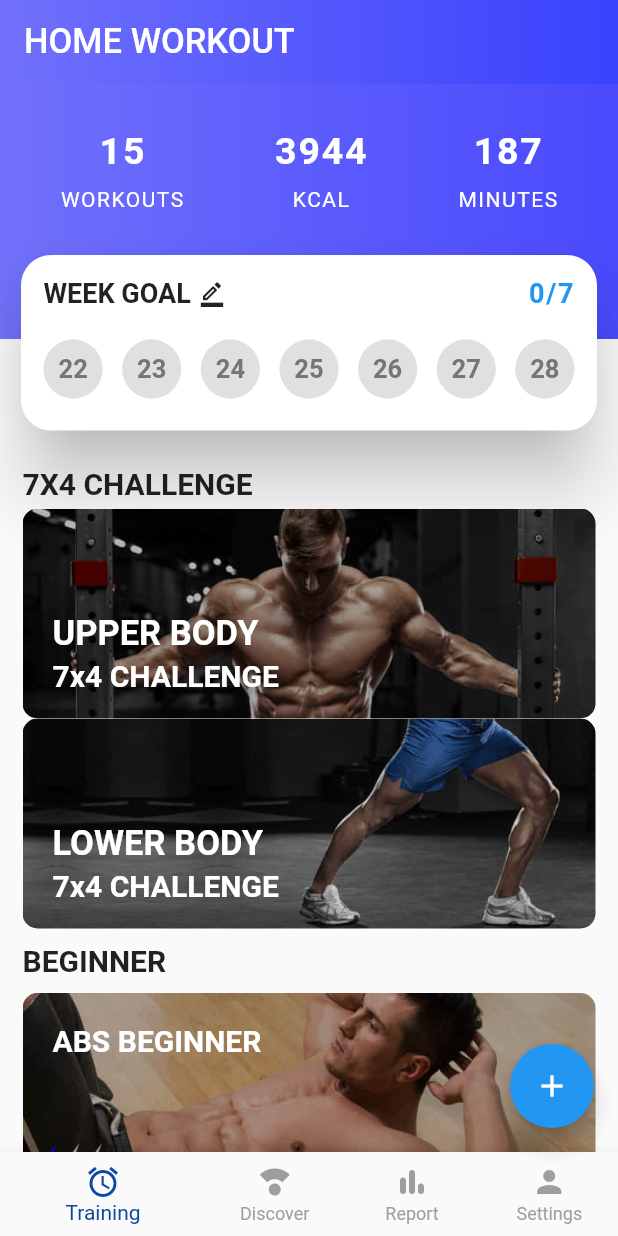
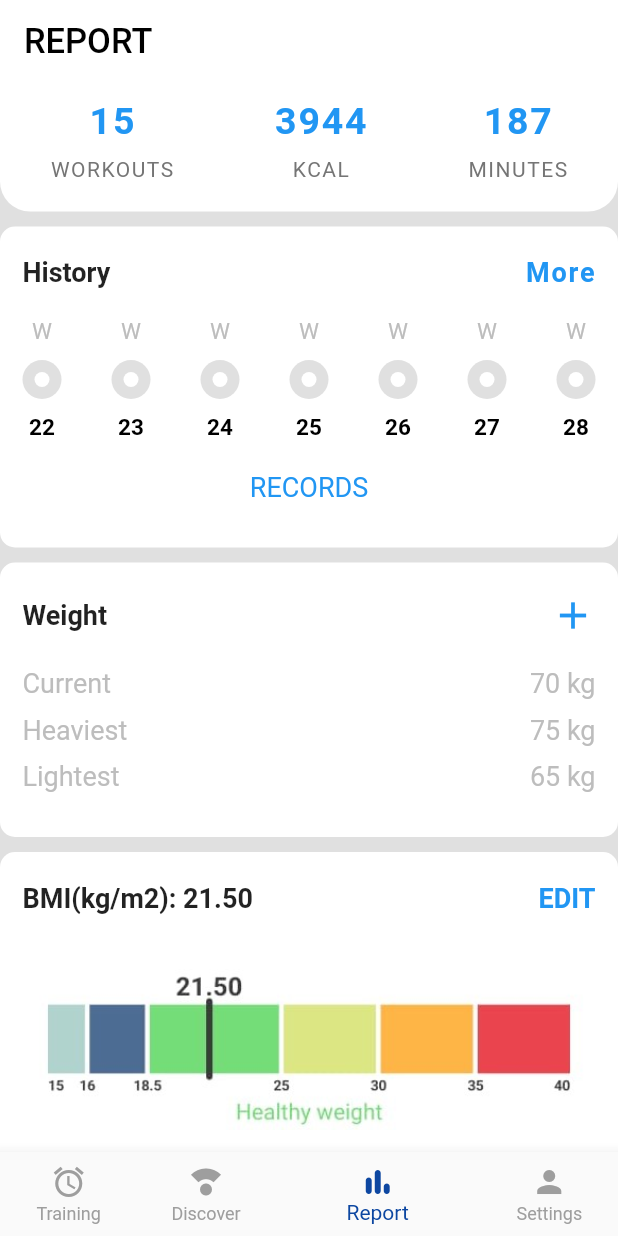
Before and after one commit to Mikil03/HomeWorkoutAppFlutter, a Flutter app: the screen it shows after launch, on a phone screen of 412 x 824 dp. Run offline on Flutter 3.47's test engine with Material 2 defaults, Android fonts, the phone set to English and light mode, and no system bars.

Commit message:
Created report page

```diff
--- a/lib/main.dart
+++ b/lib/main.dart
@@ -1,6 +1,7 @@
 import 'package:flutter/material.dart';
 import 'package:home_workout_app/homepage.dart';
+import 'package:home_workout_app/report.dart';
 
 void main() => runApp(const MaterialApp(
-      home: Home(),
+      home: ReportPage(),
     ));
--- /dev/null
+++ b/lib/report.dart
@@ -0,0 +1,477 @@
+import 'package:flutter/material.dart';
+
+class ReportPage extends StatefulWidget {
+  const ReportPage({Key? key}) : super(key: key);
+
+  @override
+  State<ReportPage> createState() => _ReportPageState();
+}
+
+class _ReportPageState extends State<ReportPage> {
+  int _currentIndex = 2;
+  var date = [22, 23, 24, 25, 26, 27, 28];
+  List weekday = ['S', 'M', 'T', 'W', 'T', 'F', 'S'];
+  @override
+  Widget build(BuildContext context) {
+    return Scaffold(
+      backgroundColor: Colors.grey[300],
+      appBar: AppBar(
+        backgroundColor: Colors.white,
+        elevation: 0,
+        title: Text(
+          'REPORT',
+          style: TextStyle(
+            fontSize: 23,
+            color: Colors.black,
+          ),
+        ),
+      ),
+      body: SingleChildScrollView(
+        child: Column(
+          children: [
+            Container(
+              decoration: BoxDecoration(
+                borderRadius: BorderRadius.only(
+                    bottomLeft: Radius.circular(20),
+                    bottomRight: Radius.circular(20)),
+                color: Colors.white,
+              ),
+              child: Column(
+                children: [
+                  SizedBox(
+                    height: 10,
+                  ),
+                  Row(
+                    mainAxisAlignment: MainAxisAlignment.spaceAround,
+                    children: [
+                      Column(
+                        children: [
+                          Text(
+                            '15',
+                            style: TextStyle(
+                              color: Colors.blue,
+                              fontSize: 25,
+                              letterSpacing: 1.2,
+                              fontWeight: FontWeight.w600,
+                            ),
+                          ),
+                          SizedBox(
+                            height: 10,
+                          ),
+                          Text(
+                            'WORKOUTS',
+                            style: TextStyle(
+                              color: Colors.grey[600],
+                              fontSize: 14,
+                              letterSpacing: 1,
+                            ),
+                          )
+                        ],
+                      ),
+                      Column(
+                        children: [
+                          Text(
+                            '3944',
+                            style: TextStyle(
+                              color: Colors.blue,
+                              fontSize: 25,
+                              letterSpacing: 1.2,
+                              fontWeight: FontWeight.w600,
+                            ),
+                          ),
+                          SizedBox(
+                            height: 10,
+                          ),
+                          Text(
+                            'KCAL',
+                            style: TextStyle(
+                              color: Colors.grey[600],
+                              fontSize: 14,
+                              letterSpacing: 1,
+                            ),
+                          )
+                        ],
+                      ),
+                      Column(
+                        children: [
+                          Text(
+                            '187',
+                            style: TextStyle(
+                              color: Colors.blue,
+                              fontSize: 25,
+                              letterSpacing: 1.2,
+                              fontWeight: FontWeight.w600,
+                            ),
+                          ),
+                          SizedBox(
+                            height: 10,
+                          ),
+                          Text(
+                            'MINUTES',
+                            style: TextStyle(
+                              color: Colors.grey[600],
+                              fontSize: 14,
+                              letterSpacing: 1,
+                            ),
+                          )
+                        ],
+                      )
+                    ],
+                  ),
+                  SizedBox(
+                    height: 20,
+                  ),
+                ],
+              ),
+            ),
+            SizedBox(
+              height: 10,
+            ),
+            Container(
+              padding: EdgeInsets.symmetric(horizontal: 15, vertical: 20),
+              decoration: BoxDecoration(
+                borderRadius: BorderRadius.circular(10),
+                color: Colors.white,
+              ),
+              child: Column(
+                children: [
+                  Row(
+                    mainAxisAlignment: MainAxisAlignment.spaceBetween,
+                    children: [
+                      Text(
+                        'History',
+                        style: TextStyle(
+                          fontSize: 18,
+                          fontWeight: FontWeight.bold,
+                        ),
+                      ),
+                      Text(
+                        'More',
+                        style: TextStyle(
+                          color: Colors.blue,
+                          fontSize: 18,
+                          fontWeight: FontWeight.bold,
+                          letterSpacing: 1.2,
+                        ),
+                      )
+                    ],
+                  ),
+                  SizedBox(
+                    height: 20,
+                  ),
+                  Row(
+                    mainAxisAlignment: MainAxisAlignment.spaceBetween,
+                    children: [
+                      for (var i in date) WeekDate(i),
+                    ],
+                  ),
+                  SizedBox(
+                    height: 20,
+                  ),
+                  Text(
+                    'RECORDS',
+                    style: TextStyle(
+                      fontSize: 18,
+                      color: Colors.blue,
+                    ),
+                  ),
+                  SizedBox(
+                    height: 10,
+                  ),
+                ],
+              ),
+            ),
+            SizedBox(
+              height: 10,
+            ),
+            Container(
+              padding: EdgeInsets.symmetric(horizontal: 15, vertical: 20),
+              decoration: BoxDecoration(
+                borderRadius: BorderRadius.circular(10),
+                color: Colors.white,
+              ),
+              child: Column(
+                children: [
+                  Row(
+                    mainAxisAlignment: MainAxisAlignment.spaceBetween,
+                    children: [
+                      Text(
+                        'Weight',
+                        style: TextStyle(
+                          fontSize: 18,
+                          fontWeight: FontWeight.bold,
+                        ),
+                      ),
+                      Icon(
+                        Icons.add,
+                        color: Colors.blue,
+                        size: 30,
+                      ),
+                    ],
+                  ),
+                  SizedBox(
+                    height: 20,
+                  ),
+                  Row(
+                    mainAxisAlignment: MainAxisAlignment.spaceBetween,
+                    children: [
+                      Text(
+                        'Current',
+                        style: TextStyle(
+                          color: Colors.grey[400],
+                          fontSize: 18,
+                        ),
+                      ),
+                      Text(
+                        '70 kg',
+                        style: TextStyle(
+                          color: Colors.grey[400],
+                          fontSize: 18,
+                        ),
+                      ),
+                    ],
+                  ),
+                  SizedBox(
+                    height: 10,
+                  ),
+                  Row(
+                    mainAxisAlignment: MainAxisAlignment.spaceBetween,
+                    children: [
+                      Text(
+                        'Heaviest',
+                        style: TextStyle(
+                          color: Colors.grey[400],
+                          fontSize: 18,
+                        ),
+                      ),
+                      Text(
+                        '75 kg',
+                        style: TextStyle(
+                          color: Colors.grey[400],
+                          fontSize: 18,
+                        ),
+                      ),
+                    ],
+                  ),
+                  SizedBox(
+                    height: 10,
+                  ),
+                  Row(
+                    mainAxisAlignment: MainAxisAlignment.spaceBetween,
+                    children: [
+                      Text(
+                        'Lightest',
+                        style: TextStyle(
+                          color: Colors.grey[400],
+                          fontSize: 18,
+                        ),
+                      ),
+                      Text(
+                        '65 kg',
+                        style: TextStyle(
+                          color: Colors.grey[400],
+                          fontSize: 18,
+                        ),
+                      ),
+                    ],
+                  ),
+                  SizedBox(
+                    height: 10,
+                  ),
+                ],
+              ),
+            ),
+            SizedBox(
+              height: 10,
+            ),
+            Container(
+              padding: EdgeInsets.symmetric(horizontal: 15, vertical: 20),
+              decoration: BoxDecoration(
+                borderRadius: BorderRadius.circular(10),
+                color: Colors.white,
+              ),
+              child: Column(
+                children: [
+                  Row(
+                    mainAxisAlignment: MainAxisAlignment.spaceBetween,
+                    children: [
+                      Text(
+                        'BMI(kg/m2): 21.50',
+                        style: TextStyle(
+                          fontSize: 18,
+                          fontWeight: FontWeight.bold,
+                        ),
+                      ),
+                      Text(
+                        'EDIT',
+                        style: TextStyle(
+                          fontSize: 18,
+                          fontWeight: FontWeight.bold,
+                          color: Colors.blue,
+                        ),
+                      ),
+                    ],
+                  ),
+                  SizedBox(
+                    height: 20,
+                  ),
+                  Image(
+                    image: AssetImage('assets/bmi.jpg'),
+                    fit: BoxFit.fitWidth,
+                  ),
+                  SizedBox(
+                    height: 10,
+                  ),
+                ],
+              ),
+            ),
+            SizedBox(
+              height: 10,
+            ),
+            Container(
+              padding: EdgeInsets.symmetric(horizontal: 15, vertical: 20),
+              decoration: BoxDecoration(
+                borderRadius: BorderRadius.circular(10),
+                color: Colors.white,
+              ),
+              child: Column(
+                children: [
+                  Row(
+                    mainAxisAlignment: MainAxisAlignment.spaceBetween,
+                    children: [
+                      Text(
+                        'Height',
+                        style: TextStyle(
+                          fontSize: 18,
+                          fontWeight: FontWeight.bold,
+                        ),
+                      ),
+                      Text(
+                        'EDIT',
+                        style: TextStyle(
+                          fontSize: 18,
+                          fontWeight: FontWeight.bold,
+                          color: Colors.blue,
+                        ),
+                      ),
+                    ],
+                  ),
+                  SizedBox(
+                    height: 20,
+                  ),
+                  Row(
+                    mainAxisAlignment: MainAxisAlignment.spaceBetween,
+                    children: [
+                      Text(
+                        'Current',
+                        style: TextStyle(
+                          fontSize: 18,
+                          color: Colors.blue,
+                        ),
+                      ),
+                      Text(
+                        '5 FT 11 IN',
+                        style: TextStyle(
+                          fontSize: 18,
+                          color: Colors.grey[400],
+                        ),
+                      ),
+                    ],
+                  ),
+                  SizedBox(
+                    height: 20,
+                  ),
+                ],
+              ),
+            )
+          ],
+        ),
+      ),
+      bottomNavigationBar: BottomNavigationBar(
+        currentIndex: _currentIndex,
+        showSelectedLabels: true,
+        showUnselectedLabels: true,
+        selectedItemColor: Colors.blue[900],
+        unselectedItemColor: Colors.grey,
+        selectedIconTheme: IconThemeData(color: Colors.blue[900]),
+        onTap: ((value) => setState(() {
+              _currentIndex = value;
+            })),
+        items: [
+          BottomNavigationBarItem(
+            icon: Icon(
+              Icons.alarm,
+            ),
+            label: 'Training',
+          ),
+          BottomNavigationBarItem(
+            icon: Icon(
+              Icons.compass_calibration,
+            ),
+            label: 'Discover',
+          ),
+          BottomNavigationBarItem(
+            icon: Icon(
+              Icons.bar_chart_rounded,
+            ),
+            label: 'Report',
+          ),
+          BottomNavigationBarItem(
+            icon: Icon(
+              Icons.person,
+            ),
+            label: 'Settings',
+          ),
+        ],
+      ),
+    );
+  }
+}
+
+class WeekDate extends StatelessWidget {
+  int date;
+  WeekDate(this.date, {super.key});
+
+  @override
+  Widget build(BuildContext context) {
+    return Column(
+      children: [
+        Text(
+          'W',
+          style: TextStyle(
+            fontSize: 15,
+            color: Colors.grey[400],
+          ),
+        ),
+        SizedBox(
+          height: 10,
+        ),
+        Container(
+          decoration: BoxDecoration(
+            shape: BoxShape.circle,
+            color: Colors.grey[300],
+          ),
+          padding: EdgeInsets.all(8),
+          child: Container(
+            padding: EdgeInsets.all(5),
+            decoration: BoxDecoration(
+              shape: BoxShape.circle,
+              color: Colors.white,
+            ),
+          ),
+        ),
+        SizedBox(
+          height: 10,
+        ),
+        Text(
+          '$date',
+          style: TextStyle(
+            fontSize: 15,
+            color: Colors.black,
+            fontWeight: FontWeight.w600,
+          ),
+        ),
+      ],
+    );
+  }
+}
```
Also changed, not shown: assets/bmi.jpg (added).
